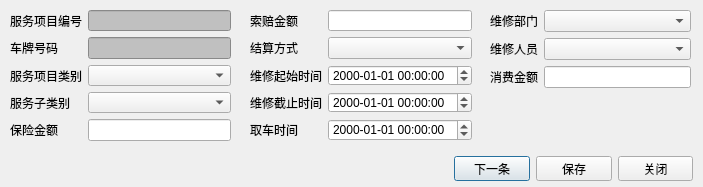
This is ParkCustomerInfo/qdlgsvceditnewinfo.ui in Anne081031/ParkSolution as Qt 5 draws it before an edit. The edited form follows.
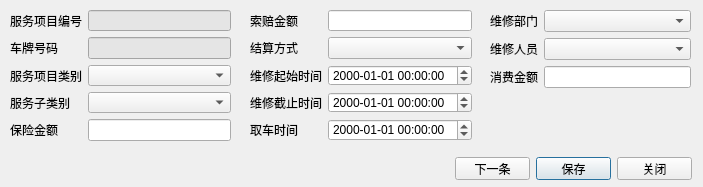
This is the edited form.

What changed in the file:
```diff
--- a/ParkCustomerInfo/qdlgsvceditnewinfo.ui
+++ b/ParkCustomerInfo/qdlgsvceditnewinfo.ui
@@ -76,7 +76,7 @@
     <item row="0" column="1">
      <widget class="QLineEdit" name="edtServiceID">
       <property name="styleSheet">
-       <string notr="true">background-color: rgb(192, 192, 192);</string>
+       <string notr="true">background-color: rgb(229, 229, 229);</string>
       </property>
       <property name="readOnly">
        <bool>true</bool>
@@ -86,7 +86,7 @@
     <item row="1" column="1">
      <widget class="QLineEdit" name="edtPlateID">
       <property name="styleSheet">
-       <string notr="true">background-color: rgb(192, 192, 192);</string>
+       <string notr="true">background-color: rgb(229, 229, 229);</string>
       </property>
       <property name="readOnly">
        <bool>true</bool>
@@ -235,38 +235,44 @@
     </item>
    </layout>
   </widget>
-  <widget class="QWidget" name="layoutWidget">
+  <widget class="QPushButton" name="btnOK">
    <property name="geometry">
     <rect>
-     <x>454</x>
-     <y>156</y>
-     <width>239</width>
-     <height>25</height>
+     <x>536</x>
+     <y>157</y>
+     <width>75</width>
+     <height>23</height>
     </rect>
    </property>
-   <layout class="QHBoxLayout" name="horizontalLayout">
-    <item>
-     <widget class="QPushButton" name="btnNext">
-      <property name="text">
-       <string>下一条</string>
-      </property>
-     </widget>
-    </item>
-    <item>
-     <widget class="QPushButton" name="btnOK">
-      <property name="text">
-       <string>保存</string>
-      </property>
-     </widget>
-    </item>
-    <item>
-     <widget class="QPushButton" name="btnCancel">
-      <property name="text">
-       <string>关闭</string>
-      </property>
-     </widget>
-    </item>
-   </layout>
+   <property name="text">
+    <string>保存</string>
+   </property>
+  </widget>
+  <widget class="QPushButton" name="btnCancel">
+   <property name="geometry">
+    <rect>
+     <x>617</x>
+     <y>157</y>
+     <width>75</width>
+     <height>23</height>
+    </rect>
+   </property>
+   <property name="text">
+    <string>关闭</string>
+   </property>
+  </widget>
+  <widget class="QPushButton" name="btnNext">
+   <property name="geometry">
+    <rect>
+     <x>455</x>
+     <y>157</y>
+     <width>75</width>
+     <height>23</height>
+    </rect>
+   </property>
+   <property name="text">
+    <string>下一条</string>
+   </property>
   </widget>
  </widget>
  <resources/>
```
